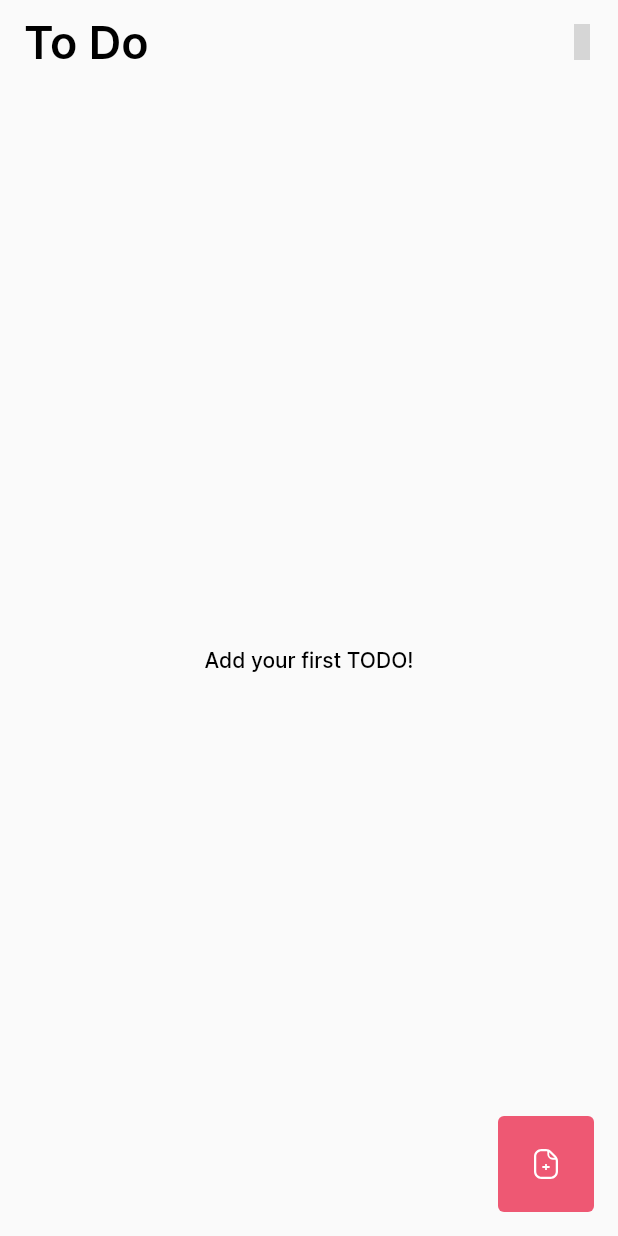
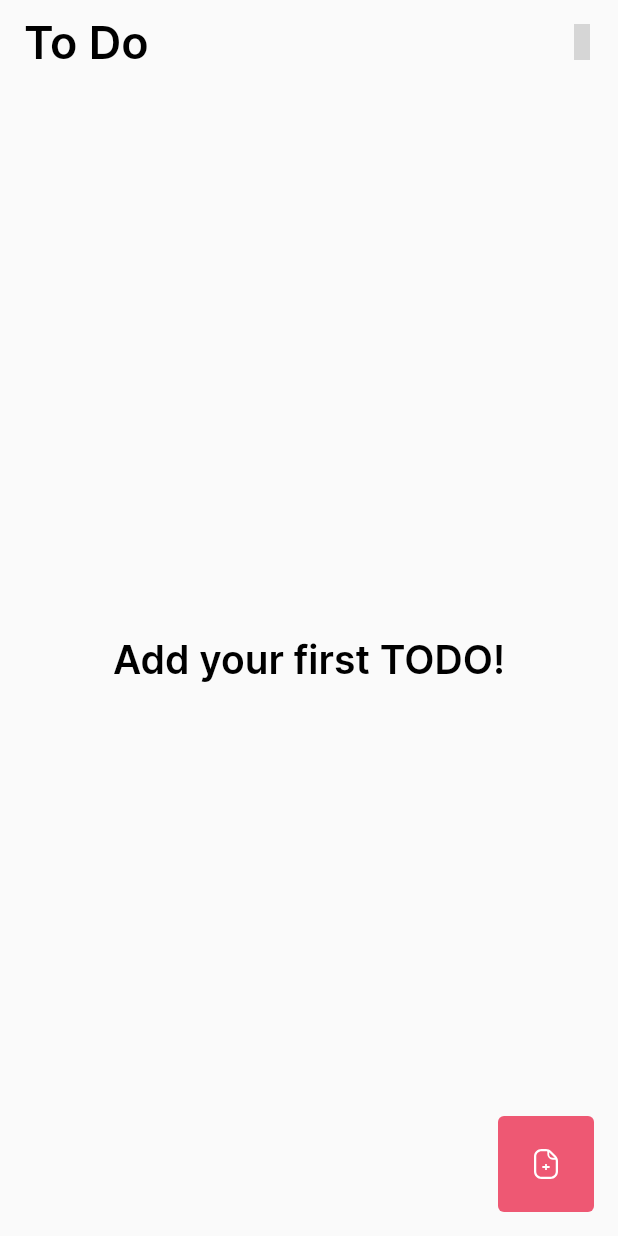
Before and after one commit to zharfan104/todo_app_firebase, a Flutter app: the TodoPageBody screen opened directly, on a phone screen of 412 x 824 dp. Run offline on Flutter 3.47's test engine with Material 2 defaults, Android fonts, the phone set to English and light mode, and no system bars; our stand-ins replace auto_route, bloc, cloud_firestore, equatable, firebase_auth, firebase_core and 5 more; accounts and stored records are empty; generated files the repository leaves out were written again; grey boxes are pictures that could not be loaded.

Commit message:
Change the text font of CenterText

```diff
--- a/lib/common/widgets/center_text.dart
+++ b/lib/common/widgets/center_text.dart
@@ -11,7 +11,10 @@ class CenterText extends StatelessWidget {
   @override
   Widget build(BuildContext context) {
     return Center(
-      child: Text(text),
+      child: Text(
+        text,
+        style: Theme.of(context).textTheme.headlineSmall,
+      ),
     );
   }
 }
```
